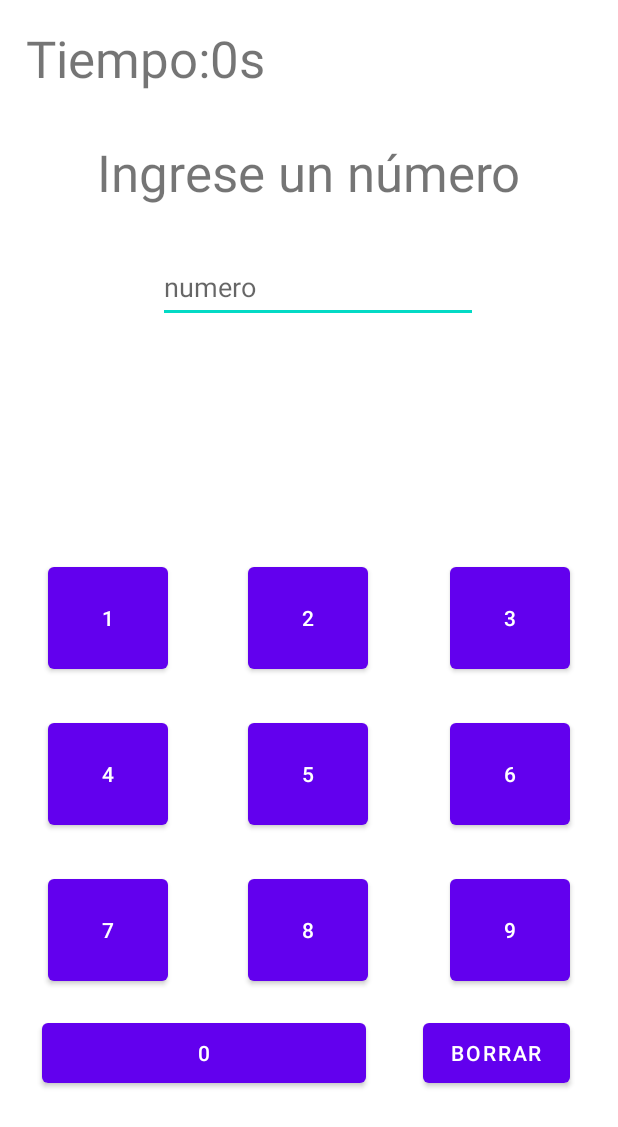
After one commit to creyesvera/ProyectoPST_Android, an Android app: the layout activity_teclado_numerico.xml on its own in the app's theme, with its tools: preview values and no code run, on a phone screen of 412 x 824 dp. The commit adds this screen. Shown: the top 1127 px of the screen. Run offline under Robolectric (Android 15) with nearby library versions, the phone set to English and light mode, and no system bars.

Commit message:
diseño de teclado

```diff
--- a/app/build.gradle
+++ b/app/build.gradle
@@ -34,7 +34,6 @@ android {
 dependencies {
 
     implementation 'com.android.volley:volley:1.2.1'
-
     implementation 'androidx.appcompat:appcompat:1.5.1'
     implementation 'com.google.android.material:material:1.7.0'
     implementation 'androidx.constraintlayout:constraintlayout:2.1.4'
--- a/app/src/main/AndroidManifest.xml
+++ b/app/src/main/AndroidManifest.xml
@@ -5,9 +5,6 @@
     <uses-permission android:name="android.permission.INTERNET" />
 
     <application
-
-        android:usesCleartextTraffic="true"
-
         android:allowBackup="true"
         android:dataExtractionRules="@xml/data_extraction_rules"
         android:fullBackupContent="@xml/backup_rules"
@@ -16,7 +13,15 @@
         android:roundIcon="@mipmap/ic_launcher_round"
         android:supportsRtl="true"
         android:theme="@style/Theme.ProyectoPST"
+        android:usesCleartextTraffic="true"
         tools:targetApi="31">
+        <activity
+            android:name=".TecladoNumerico"
+            android:exported="false">
+            <meta-data
+                android:name="android.app.lib_name"
+                android:value="" />
+        </activity>
         <activity
             android:name=".ui.login.LoginActivity"
             android:exported="false"
--- a/app/src/main/java/com/example/proyectopst/MainActivity.java
+++ b/app/src/main/java/com/example/proyectopst/MainActivity.java
@@ -40,7 +40,7 @@ public class MainActivity extends AppCompatActivity {
     //se crea el usuario y se añade a la base de datos
     public void crear_cuenta(View view) {
         //EditText et1 = (EditText) findViewById(R.id.editText); //no
-        Intent i = new Intent(MainActivity.this, LoginActivity.class );
+        Intent i = new Intent(MainActivity.this, TecladoNumerico.class );
         //i.putExtra("direccion", et1.getText().toString());
         startActivity(i);
     }
--- /dev/null
+++ b/app/src/main/java/com/example/proyectopst/TecladoNumerico.java
@@ -0,0 +1,46 @@
+package com.example.proyectopst;
+
+import androidx.appcompat.app.AppCompatActivity;
+
+
+import android.os.Bundle;
+import android.view.View;
+import android.widget.Button;
+import android.widget.EditText;
+
+
+public class TecladoNumerico extends AppCompatActivity {
+    EditText Number = (EditText) findViewById(R.id.number);
+    Button buttonClear = (Button) findViewById(R.id.button_clear);
+
+    @Override
+    protected void onCreate(Bundle savedInstanceState) {
+        super.onCreate(savedInstanceState);
+        setContentView(R.layout.activity_main);
+
+        buttonClear.setOnClickListener(new View.OnClickListener() {
+            @Override
+            public void onClick(View v) {
+                onClearClick(v);
+            }
+        });
+    }
+
+    public void onNumberClick(View view) {
+        Button button = (Button) view;
+        String input = button.getText().toString();
+        String currentText = Number.getText().toString();
+        Number.setText(currentText + input);
+    }
+
+    public void onClearClick(View view) {
+        Number.setText("");
+    }
+
+
+
+    public void onClearClickBinding(View view) {
+            onClearClick(view);
+        }
+
+}
--- /dev/null
+++ b/app/src/main/res/layout/activity_teclado_numerico.xml
@@ -0,0 +1,177 @@
+<?xml version="1.0" encoding="utf-8"?>
+<androidx.constraintlayout.widget.ConstraintLayout xmlns:android="http://schemas.android.com/apk/res/android"
+    xmlns:app="http://schemas.android.com/apk/res-auto"
+    xmlns:tools="http://schemas.android.com/tools"
+    android:layout_width="match_parent"
+    android:layout_height="match_parent"
+    tools:context=".TecladoNumerico">
+
+    <TextView
+        android:id="@+id/textView3"
+        android:layout_width="wrap_content"
+        android:layout_height="wrap_content"
+        android:layout_marginStart="17dp"
+        android:layout_marginTop="16dp"
+        android:text="Tiempo:"
+        android:textSize="34sp"
+        app:layout_constraintStart_toStartOf="parent"
+        app:layout_constraintTop_toTopOf="parent" />
+
+    <TextView
+        android:id="@+id/time"
+        android:layout_width="wrap_content"
+        android:layout_height="wrap_content"
+        android:layout_marginTop="16dp"
+        android:text="0s"
+        android:textSize="34sp"
+        app:layout_constraintStart_toEndOf="@+id/textView3"
+        app:layout_constraintTop_toTopOf="parent" />
+
+    <Button
+        android:id="@+id/button3"
+        android:layout_width="80dp"
+        android:layout_height="80dp"
+        android:layout_marginStart="32dp"
+        android:layout_marginBottom="24dp"
+        android:onClick="onNumberClick"
+        android:text="1"
+        app:layout_constraintBottom_toTopOf="@+id/button6"
+        app:layout_constraintStart_toStartOf="parent" />
+
+    <Button
+        android:id="@+id/button4"
+        android:layout_width="80dp"
+        android:layout_height="80dp"
+        android:layout_marginBottom="24dp"
+        android:onClick="onNumberClick"
+        android:text="2"
+        app:layout_constraintBottom_toTopOf="@+id/button7"
+        app:layout_constraintEnd_toStartOf="@+id/button5"
+        app:layout_constraintHorizontal_bias="0.495"
+        app:layout_constraintStart_toEndOf="@+id/button3" />
+
+    <Button
+        android:id="@+id/button5"
+        android:layout_width="80dp"
+        android:layout_height="80dp"
+        android:layout_marginEnd="32dp"
+        android:layout_marginBottom="24dp"
+        android:text="3"
+        app:layout_constraintBottom_toTopOf="@+id/button8"
+        app:layout_constraintEnd_toEndOf="parent" />
+
+    <Button
+        android:id="@+id/button6"
+        android:layout_width="80dp"
+        android:layout_height="80dp"
+        android:layout_marginStart="32dp"
+        android:layout_marginBottom="24dp"
+        android:onClick="onNumberClick"
+        android:text="4"
+        app:layout_constraintBottom_toTopOf="@+id/button9"
+        app:layout_constraintStart_toStartOf="parent" />
+
+    <Button
+        android:id="@+id/button7"
+        android:layout_width="80dp"
+        android:layout_height="80dp"
+        android:layout_marginBottom="24dp"
+        android:onClick="onNumberClick"
+        android:text="5"
+        app:layout_constraintBottom_toTopOf="@+id/button10"
+        app:layout_constraintEnd_toStartOf="@+id/button8"
+        app:layout_constraintHorizontal_bias="0.495"
+        app:layout_constraintStart_toEndOf="@+id/button6" />
+
+    <Button
+        android:id="@+id/button8"
+        android:layout_width="80dp"
+        android:layout_height="80dp"
+        android:layout_marginEnd="32dp"
+        android:layout_marginBottom="24dp"
+        android:onClick="onNumberClick"
+        android:text="6"
+        app:layout_constraintBottom_toTopOf="@+id/button11"
+        app:layout_constraintEnd_toEndOf="parent" />
+
+    <Button
+        android:id="@+id/button9"
+        android:layout_width="80dp"
+        android:layout_height="80dp"
+        android:layout_marginStart="32dp"
+        android:layout_marginBottom="164dp"
+        android:onClick="onNumberClick"
+        android:text="7"
+        app:layout_constraintBottom_toBottomOf="parent"
+        app:layout_constraintStart_toStartOf="parent" />
+
+    <Button
+        android:id="@+id/button10"
+        android:layout_width="80dp"
+        android:layout_height="80dp"
+        android:layout_marginBottom="164dp"
+        android:onClick="onNumberClick"
+        android:text="8"
+        app:layout_constraintBottom_toBottomOf="parent"
+        app:layout_constraintEnd_toStartOf="@+id/button11"
+        app:layout_constraintHorizontal_bias="0.495"
+        app:layout_constraintStart_toEndOf="@+id/button9" />
+
+    <Button
+        android:id="@+id/button11"
+        android:layout_width="80dp"
+        android:layout_height="80dp"
+        android:layout_marginEnd="32dp"
+        android:layout_marginBottom="164dp"
+        android:onClick="onNumberClick"
+        android:text="9"
+        app:layout_constraintBottom_toBottomOf="parent"
+        app:layout_constraintEnd_toEndOf="parent" />
+
+    <TextView
+        android:id="@+id/textView8"
+        android:layout_width="wrap_content"
+        android:layout_height="wrap_content"
+        android:layout_marginTop="92dp"
+        android:text="Ingrese un número"
+        android:textSize="34sp"
+        app:layout_constraintEnd_toEndOf="parent"
+        app:layout_constraintStart_toStartOf="parent"
+        app:layout_constraintTop_toTopOf="parent" />
+
+    <Button
+        android:id="@+id/button12"
+        android:layout_width="216dp"
+        android:layout_height="52dp"
+        android:layout_marginStart="28dp"
+        android:layout_marginBottom="96dp"
+        android:onClick="onNumberClick"
+        android:text="0"
+        app:layout_constraintBottom_toBottomOf="parent"
+        app:layout_constraintStart_toStartOf="parent" />
+
+    <Button
+        android:id="@+id/button_clear"
+        android:layout_width="98dp"
+        android:layout_height="52dp"
+        android:layout_marginEnd="32dp"
+        android:layout_marginBottom="96dp"
+        android:text="borrar"
+        app:layout_constraintBottom_toBottomOf="parent"
+        app:layout_constraintEnd_toEndOf="parent" />
+
+    <EditText
+        android:id="@+id/number"
+        android:layout_width="wrap_content"
+        android:layout_height="wrap_content"
+        android:layout_marginStart="107dp"
+        android:layout_marginTop="30dp"
+        android:layout_marginEnd="95dp"
+        android:ems="10"
+        android:hint="numero"
+        android:inputType="textPersonName"
+        android:minHeight="48dp"
+        app:layout_constraintEnd_toEndOf="parent"
+        app:layout_constraintStart_toStartOf="parent"
+        app:layout_constraintTop_toBottomOf="@+id/textView8" />
+</androidx.constraintlayout.widget.ConstraintLayout>
```
